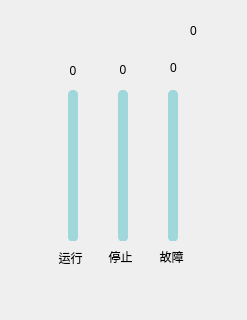
Old version of the form component/leftstatsform.ui in the repository tech-flyflypig/HQ_Battery; both pictures show x 0 to 247 and y 0 to 320 of the 247 by 951 pixel window.
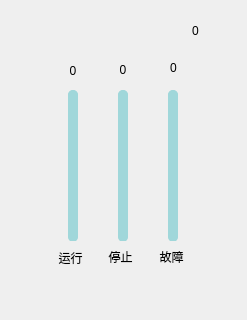
New version of the form. Icons and pictures are not drawn.

What changed in the file:
```diff
--- a/component/leftstatsform.ui
+++ b/component/leftstatsform.ui
@@ -231,15 +231,18 @@
    <widget class="QLabel" name="label_total_num">
     <property name="geometry">
      <rect>
-      <x>170</x>
+      <x>155</x>
       <y>20</y>
-      <width>16</width>
+      <width>41</width>
       <height>21</height>
      </rect>
     </property>
     <property name="text">
      <string>0</string>
     </property>
+    <property name="alignment">
+     <set>Qt::AlignCenter</set>
+    </property>
    </widget>
   </widget>
   <widget class="QWidget" name="fault_alarm" native="true">
```
